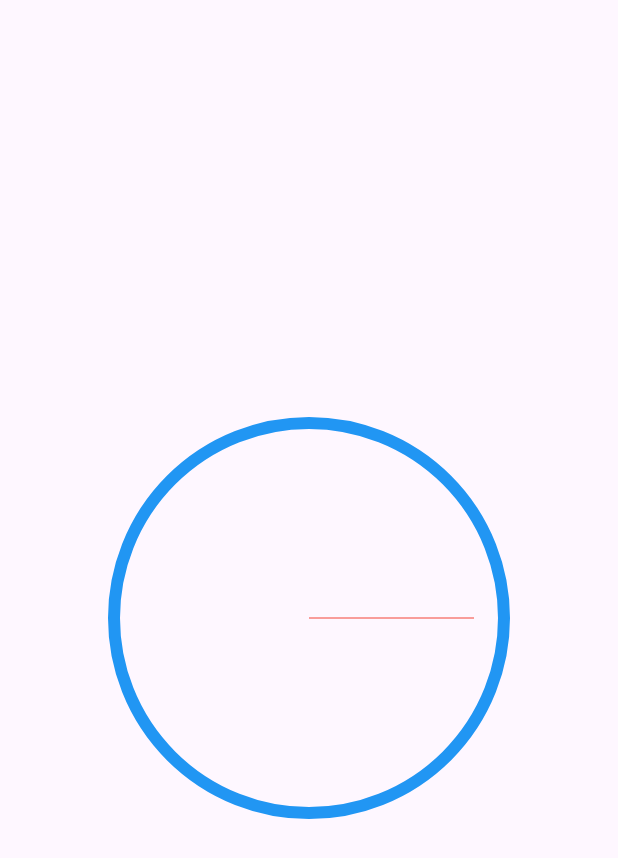
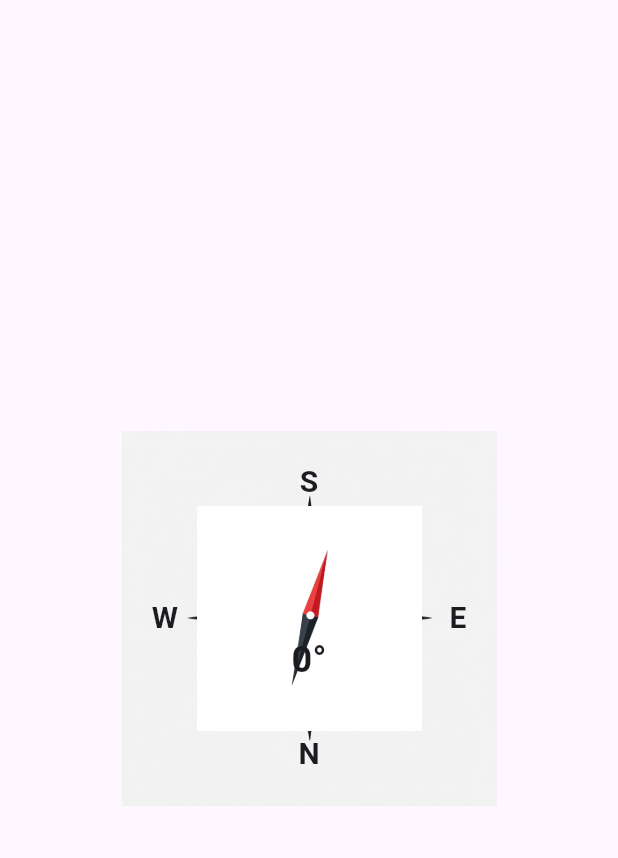
Before and after one commit to AminMemariani/flutter-compass, a Flutter app: the screen it shows after launch, on a phone screen of 412 x 824 dp. Shown: the top 858 px of the screen. Run offline on Flutter 3.47's test engine with Material 3 defaults, Android fonts, the phone set to English and light mode, and no system bars; our stand-ins replace flutter_compass; statements that could not run were skipped.

Commit message:
refactored compass home page

```diff
--- a/lib/pages/home.dart
+++ b/lib/pages/home.dart
@@ -1,68 +1,116 @@
-import 'dart:math' as math;
+import 'package:flutter/material.dart';
+import 'package:flutter_compass/flutter_compass.dart';
 
-import 'package:flutter/material.dart';
+class HomePage extends StatefulWidget {
+  const HomePage({Key? key}) : super(key: key);
 
-class HomePage extends StatelessWidget {
-  const HomePage({super.key});
+  @override
+  State<HomePage> createState() => _HomePageState();
+}
+
+class _HomePageState extends State<HomePage> {
+  double _direction = 0.0;
+
+  @override
+  void initState() {
+    super.initState();
+    _startCompass();
+  }
+
+  @override
+  void dispose() {
+    super.dispose();
+    FlutterCompass.events!.listen(null);
+  }
+
+  void _startCompass() {
+    FlutterCompass.events!.listen((double direction) {
+      setState(() {
+        _direction = direction;
+      });
+    } as void Function(CompassEvent event)?);
+  }
 
   @override
   Widget build(BuildContext context) {
     return Scaffold(
-      drawer: Drawer(),
       body: Center(
-        child: CompassScreen(),
+        child: Stack(
+          alignment: Alignment.center,
+          children: [
+            // Background with subtle compass rose
+            Transform.rotate(
+              angle: _direction * (3.14159 / 180), // Convert degrees to radians
+              child: Image.asset(
+                'assets/images/rose.png', // Replace with your compass rose image
+                width: 250,
+                height: 250,
+              ),
+            ),
+            // Compass needle
+            Transform.rotate(
+              angle: _direction * (3.14159 / 180),
+              child: Image.asset(
+                'assets/images/compass_needle.png', // Replace with your compass needle image
+                width: 150,
+                height: 150,
+              ),
+            ),
+            // Cardinal directions (N, E, S, W)
+            Positioned(
+              bottom: 20,
+              child: Text(
+                'N',
+                style: TextStyle(
+                  fontSize: 20,
+                  fontWeight: FontWeight.bold,
+                ),
+              ),
+            ),
+            Positioned(
+              right: 20,
+              child: Text(
+                'E',
+                style: TextStyle(
+                  fontSize: 20,
+                  fontWeight: FontWeight.bold,
+                ),
+              ),
+            ),
+            Positioned(
+              top: 20,
+              child: Text(
+                'S',
+                style: TextStyle(
+                  fontSize: 20,
+                  fontWeight: FontWeight.bold,
+                ),
+              ),
+            ),
+            Positioned(
+              left: 20,
+              child: Text(
+                'W',
+                style: TextStyle(
+                  fontSize: 20,
+                  fontWeight: FontWeight.bold,
+                ),
+              ),
+            ),
+            // Current direction (optional)
+            Positioned(
+              bottom: 80,
+              child: Text(
+                '${_direction.toStringAsFixed(0)}°',
+                style: TextStyle(
+                  fontSize: 24,
+                  fontWeight: FontWeight.bold,
+                ),
+              ),
+            ),
+          ],
+        ),
       ),
     );
   }
 }
-
-class CompassScreen extends StatelessWidget {
-  static const double _size = 300;
-
-  const CompassScreen({super.key});
-
-  @override
-  Widget build(BuildContext context) {
-    return SizedBox(
-      width: _size,
-      height: _size,
-      child: CustomPaint(
-        painter: CompassPainter(),
-      ),
-    );
-  }
-}
-
-class CompassPainter extends CustomPainter {
-  @override
-  void paint(Canvas canvas, Size size) {
-    final Paint paintCircle = Paint()
-      ..color = Colors.blue
-      ..style = PaintingStyle.stroke
-      ..strokeWidth = 8;
-
-    final Paint paintNeedle = Paint()
-      ..color = Colors.red
-      ..style = PaintingStyle.fill;
-
-    // Draw the compass circle
-    canvas.drawCircle(
-        size.center(Offset.zero), size.width / 2 - 20, paintCircle);
-
-    // Draw the compass needle
-    final double needleLength = size.width / 2 - 40;
-    final double angle = 0; // You can change this to rotate the needle
-    final Offset needleStart = size.center(Offset.zero);
-    final Offset needleEnd = Offset(
-      needleStart.dx + needleLength * math.cos(angle),
-      needleStart.dy + needleLength * math.sin(angle),
-    );
-
-    canvas.drawLine(needleStart, needleEnd, paintNeedle);
-  }
-
-  @override
-  bool shouldRepaint(CustomPainter oldDelegate) {
-    return false;
-  }
-}
```
Also changed, not shown: pubspec.yaml (+3 -38 lines), assets/images/compass_needle.png (added), assets/images/rose.png (added), 3 other files.
